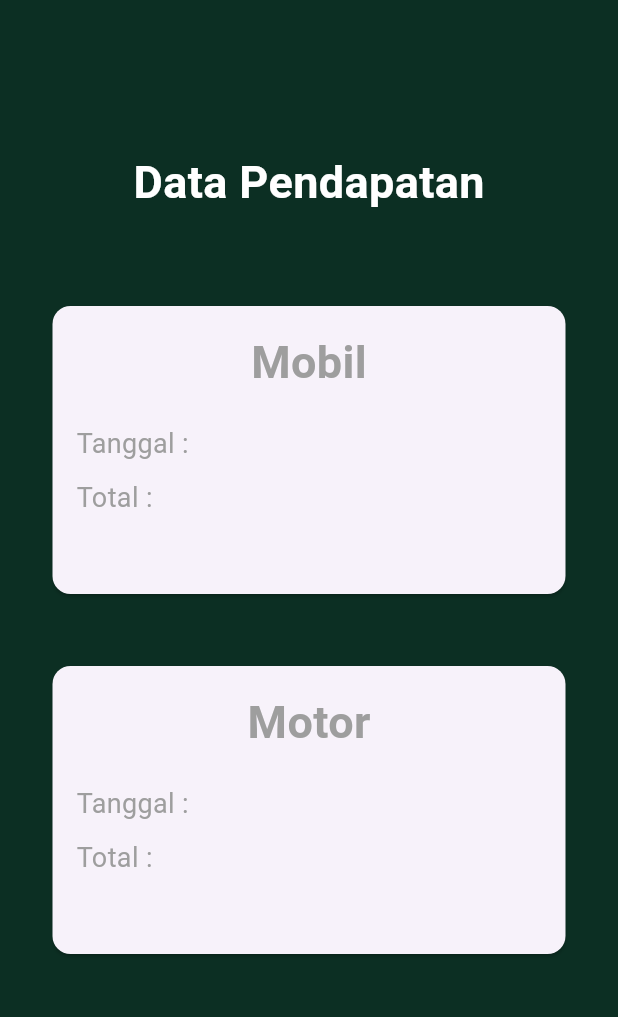
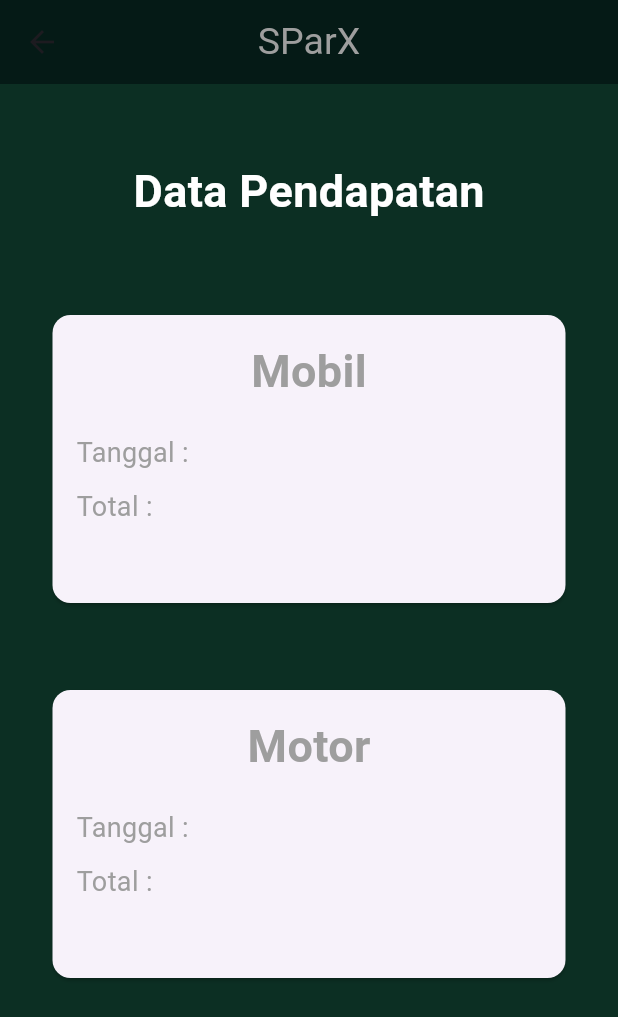
Before and after one commit to fach3f/Parkol-ParkirOnline, a Flutter app: the Pendapatan screen opened directly, on a phone screen of 412 x 824 dp. Shown: the top 1017 px of the screen. Run offline on Flutter 3.47's test engine with Material 3 defaults, Android fonts, the phone set to English and light mode, and no system bars; our stand-ins replace curved_navigation_bar, dio, fl_chart, google_fonts, loading_animation_widget; network calls fail; Roboto replaces fonts that are missing (Goldman).

Commit message:
Update map.dart

```diff
--- a/lib/map.dart
+++ b/lib/map.dart
@@ -53,13 +53,24 @@ class _mapState extends State<Pendapatan> {
   Widget build(BuildContext context) {
     return Scaffold(
       backgroundColor: const Color(0xff0C2F23),
-
+      appBar: AppBar(
+        leading: IconButton(
+          icon: Icon(Icons.arrow_back),
+          onPressed: () {
+            Navigator.of(context).pop();
+          },
+        ),
+        title: Text('SParX',
+          style: GoogleFonts.goldman(fontSize: 25.0, color: Colors.grey),),
+        centerTitle: true,
+        backgroundColor: const Color(0xff051A16),// Ganti dengan warna yang diinginkan
+      ),
       body: Center(
         child: Stack(
           alignment: Alignment.center,
           children: [
             Positioned(
-              top: 200.0,
+              top: 150.0,
               child: Container(
                 width: 350.0,
                 height: 200.0,
@@ -103,7 +114,7 @@ class _mapState extends State<Pendapatan> {
               ),
             ),
             Positioned(
-              top: 100.0,
+              top: 50.0,
               child: Text(
                 "Data Pendapatan",
                 style: GoogleFonts.goldman(
@@ -114,7 +125,7 @@ class _mapState extends State<Pendapatan> {
               ),
             ),
             Positioned(
-              top: 440.0,
+              top: 400.0,
               child: Container(
                 width: 350.0,
                 height: 200.0,
```
